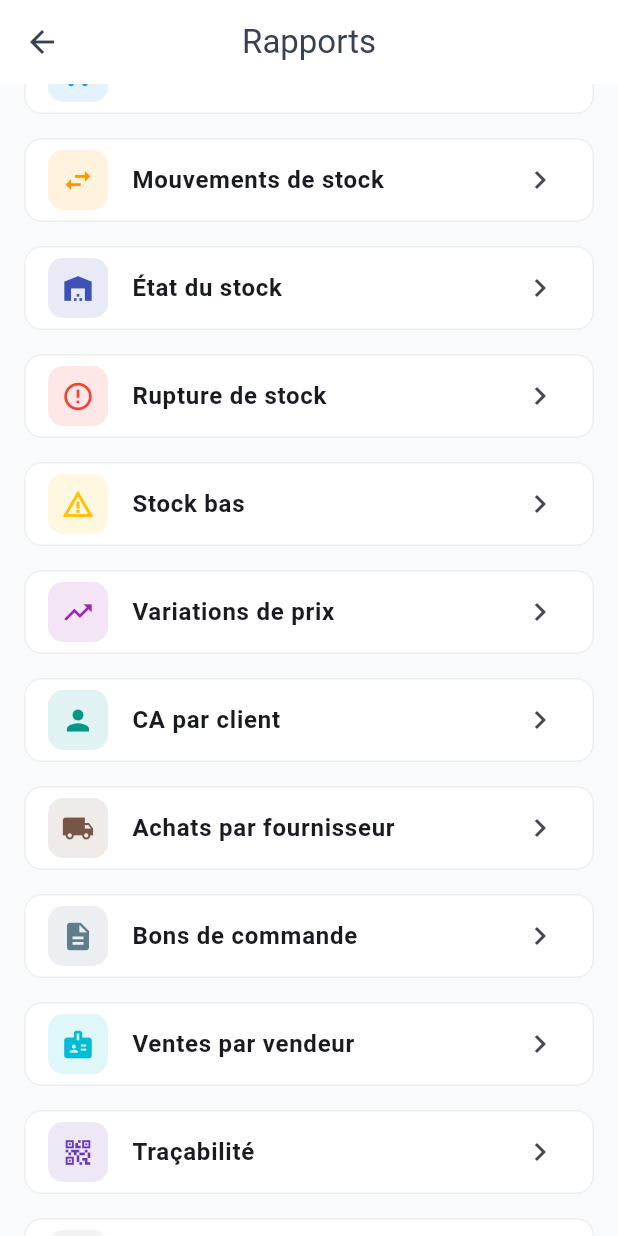
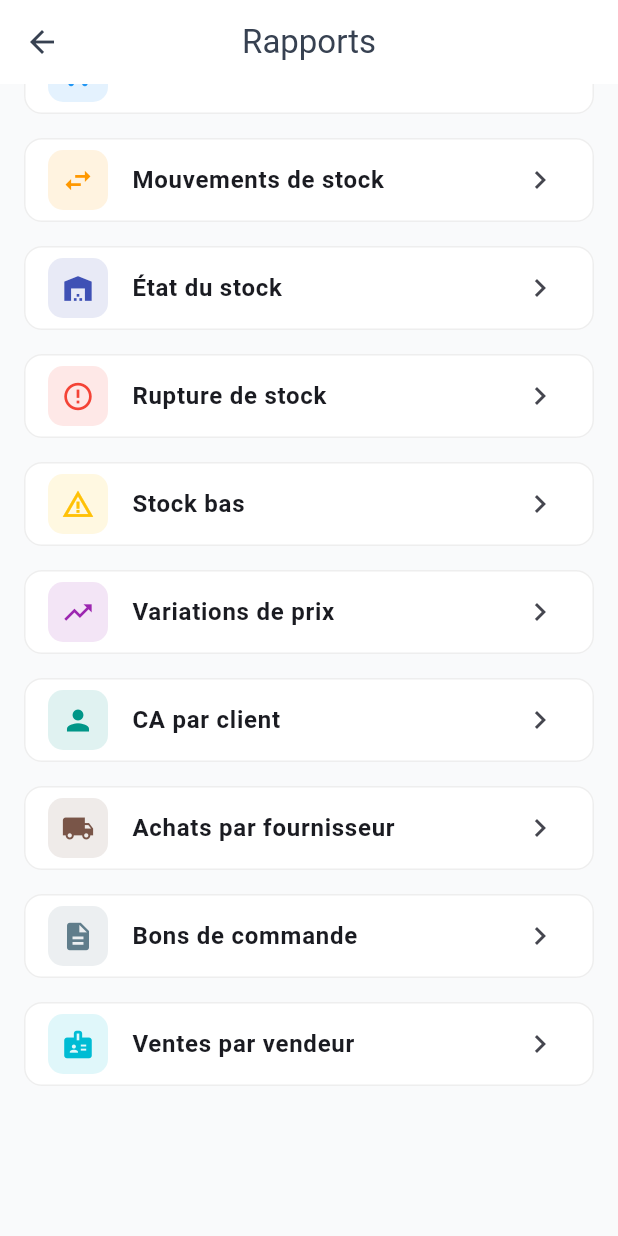
Before and after one commit to fambasindani/gestion_de_stock_multi_boutique, a Flutter app: the RapportsScreen screen opened directly, scrolled down 124 dp, on a phone screen of 412 x 824 dp. Run offline on Flutter 3.47's test engine with Material 3 defaults, Android fonts, the light colour scheme and no system bars; our stand-ins replace dio, flutter_dotenv, flutter_secure_storage, image_picker, pdf, printing and 1 more; missing offline and left inert: mobile_scanner; accounts and stored records are empty.

Commit message:
Mobile: menus selon permissions, logs, bouton POS
- Menu lateral + onglets filtres par permission (plus de rubriques inaccessibles)
- Rapports: permissions par entree (Logs=gerer_utilisateurs, Tracabilite=voir_stock) + dernier item visible
- POS: bouton Encaisser au-dessus de la barre systeme

```diff
--- a/frontend-mobile/gst_stock_mobile/lib/screens/pos/pos_screen.dart
+++ b/frontend-mobile/gst_stock_mobile/lib/screens/pos/pos_screen.dart
@@ -320,7 +320,7 @@ class _PosScreenState extends State<PosScreen> {
                   ),
           ),
           Container(
-            padding: const EdgeInsets.all(12),
+            padding: EdgeInsets.fromLTRB(12, 12, 12, 12 + MediaQuery.of(context).padding.bottom),
             decoration: BoxDecoration(
               color: Colors.white,
               boxShadow: [BoxShadow(color: Colors.black.withValues(alpha: 0.05), blurRadius: 8)],
--- a/frontend-mobile/gst_stock_mobile/lib/screens/rapports/rapports_screen.dart
+++ b/frontend-mobile/gst_stock_mobile/lib/screens/rapports/rapports_screen.dart
@@ -1,5 +1,7 @@
 import 'package:flutter/material.dart';
+import 'package:provider/provider.dart';
 import 'package:gst_stock_mobile/config/theme.dart';
+import 'package:gst_stock_mobile/providers/auth_provider.dart';
 import 'package:gst_stock_mobile/services/services.dart';
 import 'package:gst_stock_mobile/utils/utils.dart';
 import 'rapport_generique_screen.dart';
@@ -29,8 +31,9 @@ class RapportsScreen extends StatelessWidget {
   @override
   Widget build(BuildContext context) {
     final service = RapportService();
+    final auth = context.watch<AuthProvider>();
 
-    final entries = <_ReportEntry>[
+    final allEntries = <_ReportEntry>[
       _ReportEntry('Ventes', Icons.trending_up, Colors.green, hasDate: true, columns: [
         RapportColumn('Produit', (r) => _get(r, ['produit', 'nom']) != '-' ? _get(r, ['produit', 'nom']) : _get(r, ['nom'])),
         RapportColumn('Qté', (r) => _txt(r['total_quantite'] ?? r['quantite']), numeric: true),
@@ -109,7 +112,7 @@ class RapportsScreen extends StatelessWidget {
         RapportColumn('Remise', (r) => _txt(r['total_remise']), numeric: true),
         RapportColumn('Total TTC', (r) => _txt(r['total_ttc']), numeric: true),
       ], loader: (p) => service.fetch('/rapports/ventes-vendeurs', params: p)),
-      _ReportEntry('Traçabilité', Icons.qr_code_2, Colors.deepPurple, loader: (p) async {
+      _ReportEntry('Traçabilité', Icons.qr_code_2, Colors.deepPurple, permission: 'voir_stock', loader: (p) async {
         final ops = await OperationService().getAll();
         return {'lignes': ops, 'totaux': {'total': ops.length}};
       }, columns: [
@@ -119,7 +122,7 @@ class RapportsScreen extends StatelessWidget {
         RapportColumn('Type', (r) => _txt(r['type_operation'])),
         RapportColumn('Qté', (r) => _txt(r['quantite_traitee']), numeric: true),
       ]),
-      _ReportEntry('Logs d\'activité', Icons.history, Colors.grey, loader: (p) async {
+      _ReportEntry('Logs d\'activité', Icons.history, Colors.grey, permission: 'gerer_utilisateurs', loader: (p) async {
         final res = await AuditLogService().getAll(search: p['search'] as String?);
         return {'lignes': res['lignes'], 'totaux': {'total': res['total']}};
       }, columns: [
@@ -131,11 +134,16 @@ class RapportsScreen extends StatelessWidget {
       ]),
     ];
 
+    final entries = allEntries
+        .where((e) => e.permission == null || auth.hasPermission(e.permission!))
+        .toList();
+
     return Scaffold(
       backgroundColor: AppTheme.surface,
       appBar: AppBar(title: const Text('Rapports')),
-      body: ListView.separated(
-        padding: const EdgeInsets.all(12),
+      body: SafeArea(
+        child: ListView.separated(
+        padding: const EdgeInsets.fromLTRB(12, 12, 12, 96),
         itemCount: entries.length,
         separatorBuilder: (_, __) => const SizedBox(height: 8),
         itemBuilder: (context, i) {
@@ -168,6 +176,7 @@ class RapportsScreen extends StatelessWidget {
           );
         },
       ),
+      ),
     );
   }
 }
@@ -178,6 +187,7 @@ class _ReportEntry {
   final Color color;
   final bool hasDate;
   final Map<String, dynamic> fixed;
+  final String? permission;
   final List<RapportColumn> columns;
   final Future<Map<String, dynamic>> Function(Map<String, dynamic> params) loader;
   _ReportEntry(
@@ -188,5 +198,6 @@ class _ReportEntry {
     required this.columns,
     this.hasDate = false,
     this.fixed = const {},
+    this.permission,
   });
 }
```
Also changed, not shown: frontend-mobile/gst_stock_mobile/lib/screens/home_screen.dart (+38 -18 lines).
